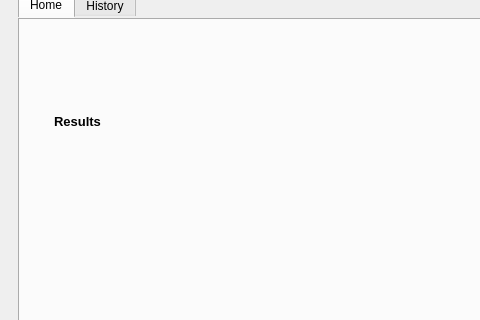
Qt form ui_files/mainWindow.ui (ilanpogr/MIPAS) before a commit; both pictures show x 0 to 480 and y 141 to 461 of the 757 by 562 pixel window.
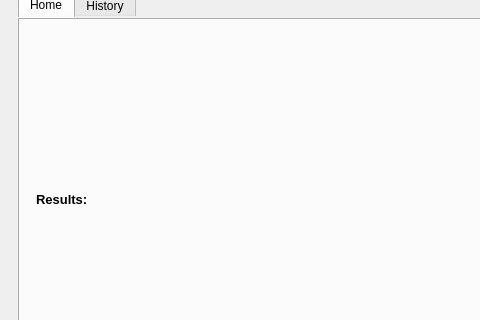
The same form after that commit. The open tabs and pages were chosen to show the change.

Commit message: table without photos or url hiperlink added to results and history

Patch:
```diff
--- a/ui_files/mainWindow.ui
+++ b/ui_files/mainWindow.ui
@@ -20,7 +20,7 @@
    <string>MainWindow</string>
   </property>
   <widget class="QWidget" name="centralwidget">
-   <layout class="QGridLayout" name="gridLayout_19">
+   <layout class="QGridLayout" name="gridLayout_23">
     <item row="0" column="0">
      <widget class="QFrame" name="frame">
       <property name="styleSheet">
@@ -32,8 +32,8 @@
       <property name="frameShadow">
        <enum>QFrame::Raised</enum>
       </property>
-      <layout class="QVBoxLayout" name="verticalLayout">
-       <item>
+      <layout class="QGridLayout" name="gridLayout_19">
+       <item row="0" column="0">
         <widget class="QLabel" name="label">
          <property name="font">
           <font>
@@ -59,7 +59,7 @@
          </property>
         </widget>
        </item>
-       <item>
+       <item row="2" column="0">
         <widget class="QTabWidget" name="tabWidget">
          <property name="layoutDirection">
           <enum>Qt::LeftToRight</enum>
@@ -878,24 +878,8 @@
              <widget class="QWidget" name="summary">
               <layout class="QGridLayout" name="gridLayout_21">
                <item row="0" column="0">
-                <widget class="QFrame" name="frame_21">
-                 <property name="frameShape">
-                  <enum>QFrame::StyledPanel</enum>
-                 </property>
-                 <property name="frameShadow">
-                  <enum>QFrame::Raised</enum>
-                 </property>
-                 <layout class="QVBoxLayout" name="verticalLayout_2">
+                <layout class="QVBoxLayout" name="results_layout">
                   <item>
-                   <widget class="QFrame" name="frame_22">
-                    <property name="frameShape">
-                     <enum>QFrame::StyledPanel</enum>
-                    </property>
-                    <property name="frameShadow">
-                     <enum>QFrame::Raised</enum>
-                    </property>
-                    <layout class="QGridLayout" name="gridLayout_22">
-                     <item row="0" column="0">
                       <widget class="QLabel" name="results_lbl">
                        <property name="font">
                         <font>
@@ -905,32 +889,11 @@
                         </font>
                        </property>
                        <property name="text">
-                        <string>Results</string>
+                    <string>Results:</string>
                        </property>
                       </widget>
                      </item>
                     </layout>
-                   </widget>
-                  </item>
-                  <item>
-                   <widget class="QFrame" name="table_frame">
-                    <property name="sizePolicy">
-                     <sizepolicy hsizetype="Preferred" vsizetype="Preferred">
-                      <horstretch>0</horstretch>
-                      <verstretch>0</verstretch>
-                     </sizepolicy>
-                    </property>
-                    <property name="frameShape">
-                     <enum>QFrame::StyledPanel</enum>
-                    </property>
-                    <property name="frameShadow">
-                     <enum>QFrame::Raised</enum>
-                    </property>
-                    <layout class="QGridLayout" name="gridLayout_23"/>
-                   </widget>
-                  </item>
-                 </layout>
-                </widget>
                </item>
               </layout>
              </widget>
@@ -942,6 +905,26 @@
           <attribute name="title">
            <string>History</string>
           </attribute>
+          <layout class="QGridLayout" name="gridLayout_22">
+           <item row="0" column="0">
+            <layout class="QVBoxLayout" name="results_layout_2">
+             <item>
+              <widget class="QLabel" name="results_lbl_2">
+               <property name="font">
+                <font>
+                 <pointsize>10</pointsize>
+                 <weight>75</weight>
+                 <bold>true</bold>
+                </font>
+               </property>
+               <property name="text">
+                <string>Results:</string>
+               </property>
+              </widget>
+             </item>
+            </layout>
+           </item>
+          </layout>
          </widget>
         </widget>
        </item>
```
Left out of the diff: 4 changed lines with no effect on the pictures. Lines whose indentation alone changed are shown as unchanged. The commit also changes 10 other files.
